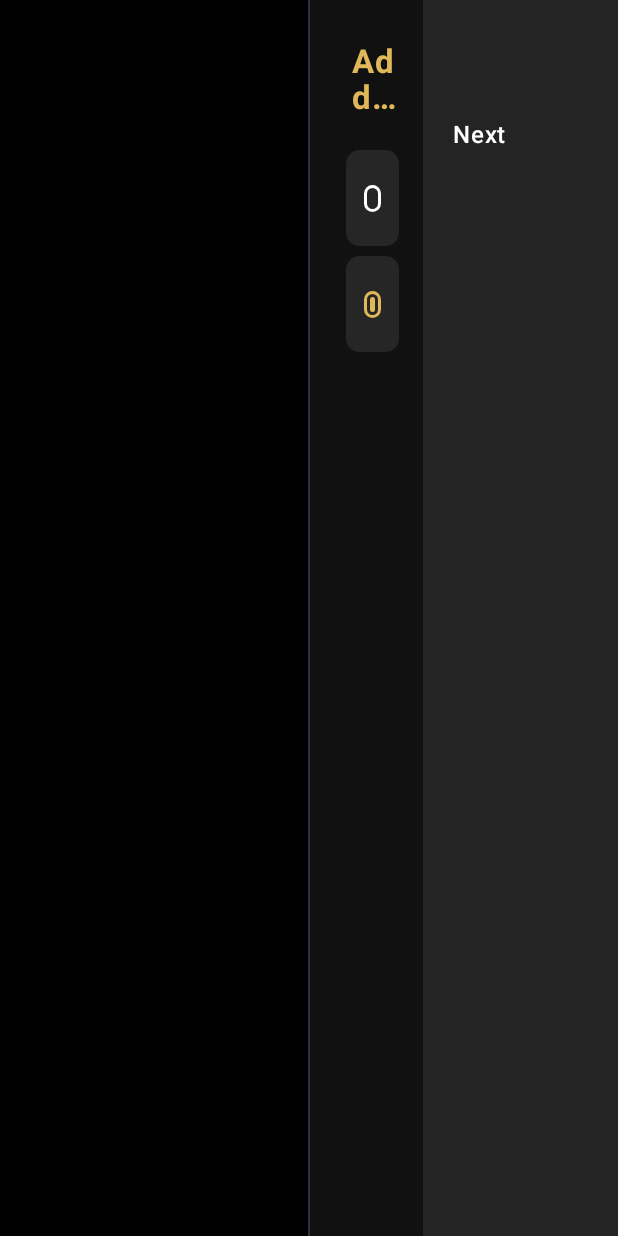
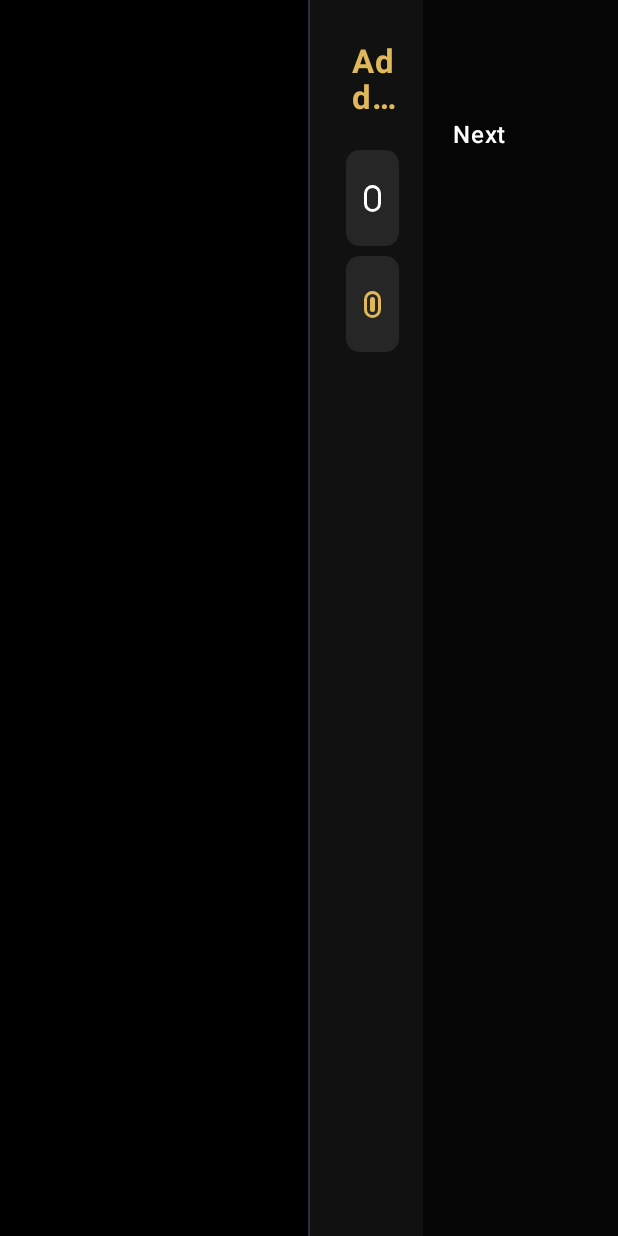
Before and after one commit to sandman1983/IPTV-TV, an Android app built with Jetpack Compose: the screen it shows after launch (MainActivity), on a phone screen of 412 x 824 dp. Run offline under Robolectric (Android 15) with nearby library versions, the phone set to English and light mode, and no system bars; pictures from the network do not load.

Commit message:
Add files via upload

```diff
--- a/app/src/main/java/com/example/iptvtv/Panels.kt
+++ b/app/src/main/java/com/example/iptvtv/Panels.kt
@@ -134,7 +134,7 @@ fun PanelShell(
             }
             if (actions != null) {
                 Column(
-                    Modifier.width(130.dp).fillMaxHeight().background(if (Th.light) Color(0x0F000000) else Color(0x14FFFFFF))
+                    Modifier.width(130.dp).fillMaxHeight().background(if (Th.light) Color(0x1A000000) else Color(0xB3000000))
                         .focusProperties { enter = { act.req } }
                         .focusGroup()
                         .padding(start = 8.dp, end = 8.dp, top = 70.dp),
```
Also changed, not shown: app/src/main/java/com/example/iptvtv/MainActivity.kt (+3 -6 lines).
